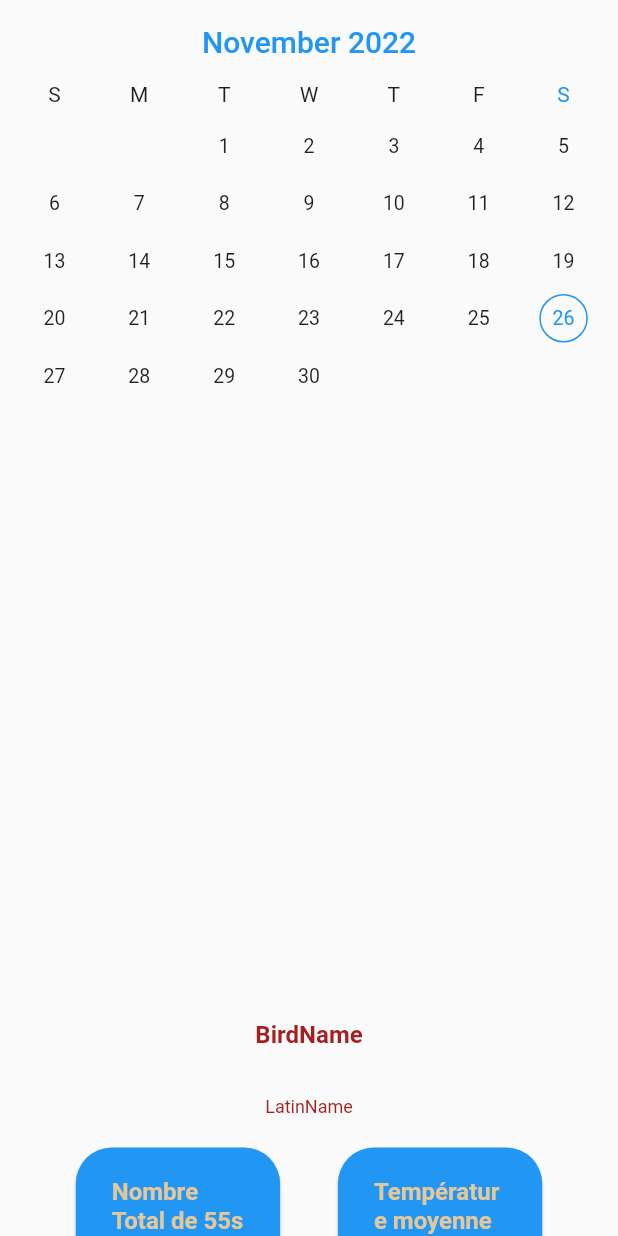
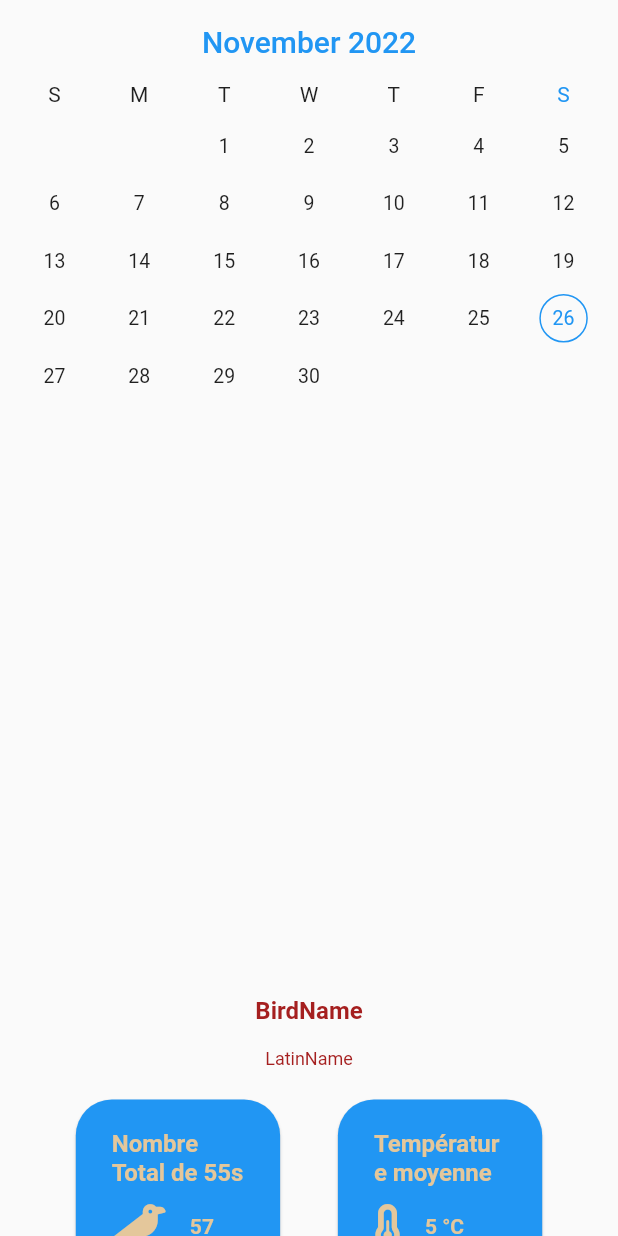
Before and after one commit to C-hrl/Smart-BirdFeeder-App, a Flutter app: the Stats widget shown alone on an empty page, opened directly, on a phone screen of 412 x 824 dp. Run offline on Flutter 3.47's test engine with Material 2 defaults, Android fonts, the phone set to English and light mode, and no system bars; drawn by our look-alikes of syncfusion_flutter_datepicker; our stand-ins replace dynamic_color, flutter_riverpod, font_awesome_flutter, hive, sidebarx, syncfusion_flutter_charts; accounts and stored records are empty.

Commit message:
Small improvements to previous commit

```diff
--- a/lib/stats.dart
+++ b/lib/stats.dart
@@ -143,12 +143,9 @@ class Stats extends ConsumerWidget {
         Padding(
           padding: const EdgeInsets.symmetric(horizontal: 16, vertical: 32),
           child: Column(children: [
-            Padding(
-              padding: const EdgeInsets.all(16.0),
-              child: Text(
-                "BirdName",
-                style: titleText,
-              ),
+            Text(
+              "BirdName",
+              style: titleText,
             ),
             Padding(
               padding: const EdgeInsets.all(16.0),
@@ -227,16 +224,18 @@ class BirdInfo extends StatelessWidget {
               Padding(
                 padding: const EdgeInsets.all(8.0),
                 child: Row(
-                  mainAxisAlignment: MainAxisAlignment.spaceAround,
                   children: [
                     FaIcon(
                       icon,
                       color: colorGolden,
                       size: MediaQuery.of(context).size.width * 0.07,
                     ),
-                    Text(
-                      data,
-                      style: lightText.copyWith(fontSize: 14),
+                    Padding(
+                      padding: const EdgeInsets.only(left: 16),
+                      child: Text(
+                        data,
+                        style: lightText.copyWith(fontSize: 14),
+                      ),
                     ),
                   ],
                 ),
```
